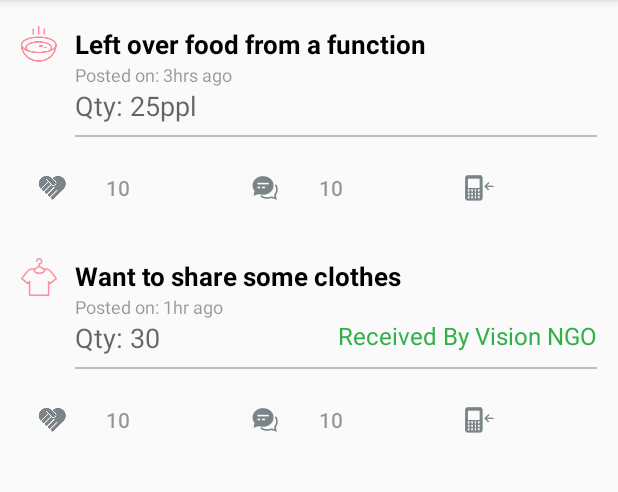
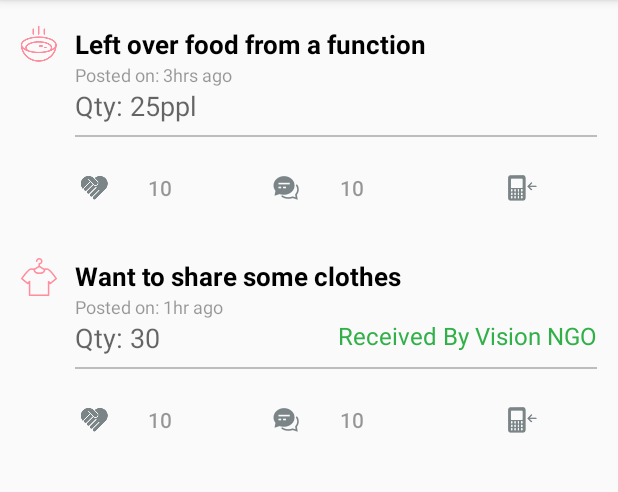
Before and after one commit to ajuv001/LifeShare, an Android app: the MySharesActivity screen opened directly, with no data from a screen before it, on a phone screen of 412 x 824 dp, the part 84-576 px from its top. Run offline under Robolectric (Android 15) with nearby library versions, the phone set to English and light mode, and no system bars.

Commit message:
Layout changes

```diff
--- a/LifeShare/app/src/main/res/layout/my_shares_item.xml
+++ b/LifeShare/app/src/main/res/layout/my_shares_item.xml
@@ -58,7 +58,8 @@
         android:orientation="horizontal"
         android:layout_below="@+id/divider"
         android:layout_alignParentStart="true"
-        android:layout_marginLeft="12dp">
+        android:layout_marginLeft="40dp"
+        android:layout_toRightOf="@+id/img_cat_image">
         <Button android:id="@+id/btnInterests"
             android:layout_width="wrap_content"
             android:layout_height="wrap_content"
@@ -78,9 +79,10 @@
         <Button android:id="@+id/btnCall"
             android:layout_width="wrap_content"
             android:layout_height="wrap_content"
-            android:drawableLeft="@mipmap/call_ico"
+            android:drawableRight="@mipmap/call_ico"
             android:layout_alignParentRight="true"
-            android:background="@null"/>
+            android:background="@null"
+            android:paddingRight="40dp"/>
     </RelativeLayout>
 
 </RelativeLayout>
```
